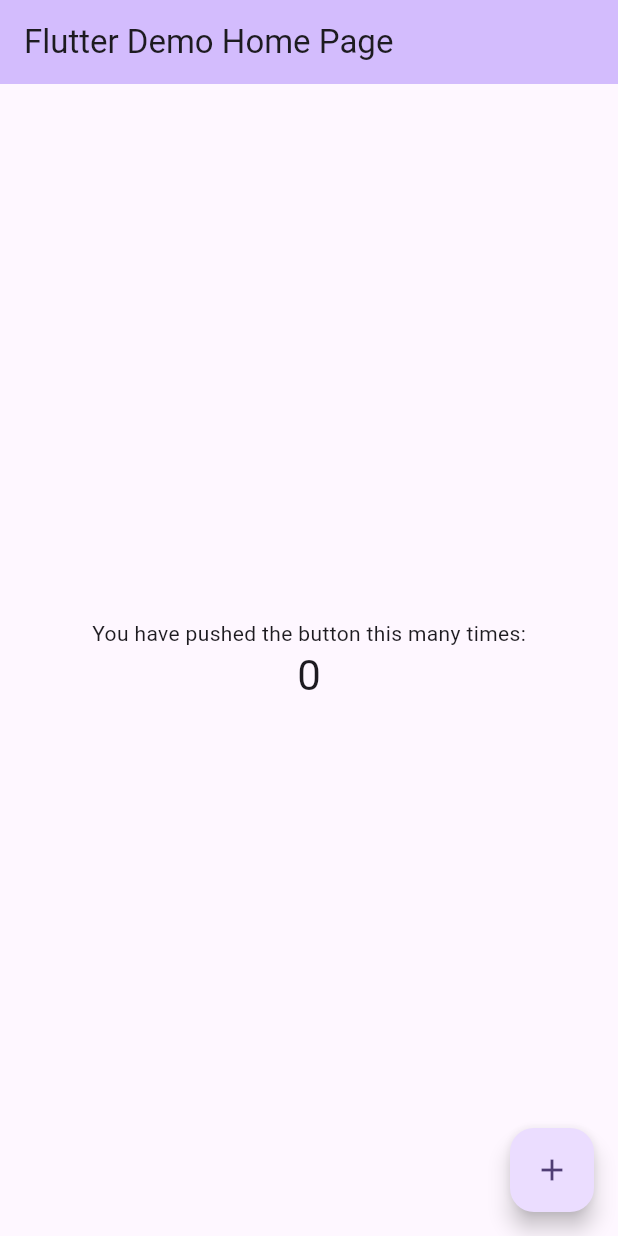
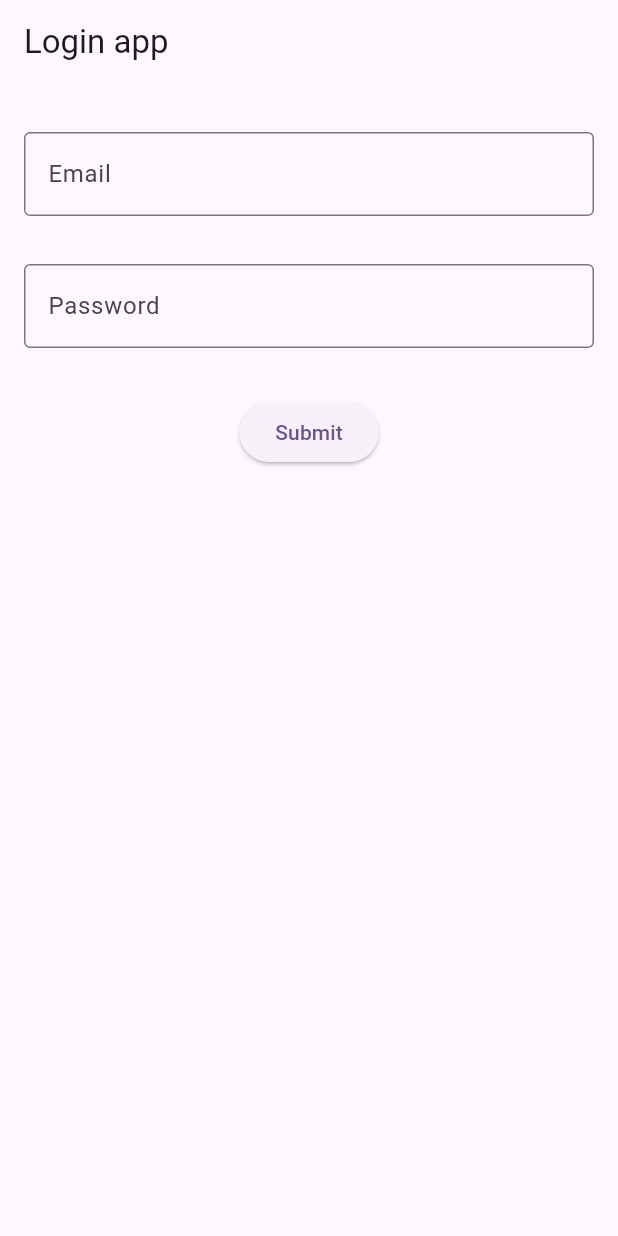
Before and after one commit to DhyeyShah794/loginapp, a Flutter app: the screen it shows after launch, on a phone screen of 412 x 824 dp. Run offline on Flutter 3.47's test engine with Material 2 defaults, Android fonts, the phone set to English and light mode, and no system bars.

Commit message:
Temp functionality

```diff
--- a/lib/main.dart
+++ b/lib/main.dart
@@ -7,119 +7,139 @@ void main() {
 class MyApp extends StatelessWidget {
   const MyApp({super.key});
 
-  // This widget is the root of your application.
   @override
   Widget build(BuildContext context) {
     return MaterialApp(
-      title: 'Flutter Demo',
+      title: 'Login App',
       theme: ThemeData(
-        // This is the theme of your application.
-        //
-        // TRY THIS: Try running your application with "flutter run". You'll see
-        // the application has a blue toolbar. Then, without quitting the app,
-        // try changing the seedColor in the colorScheme below to Colors.green
-        // and then invoke "hot reload" (save your changes or press the "hot
-        // reload" button in a Flutter-supported IDE, or press "r" if you used
-        // the command line to start the app).
-        //
-        // Notice that the counter didn't reset back to zero; the application
-        // state is not lost during the reload. To reset the state, use hot
-        // restart instead.
-        //
-        // This works for code too, not just values: Most code changes can be
-        // tested with just a hot reload.
         colorScheme: ColorScheme.fromSeed(seedColor: Colors.deepPurple),
         useMaterial3: true,
       ),
-      home: const MyHomePage(title: 'Flutter Demo Home Page'),
+      home: const Login(title: 'Login app'),
     );
   }
 }
 
-class MyHomePage extends StatefulWidget {
-  const MyHomePage({super.key, required this.title});
-
-  // This widget is the home page of your application. It is stateful, meaning
-  // that it has a State object (defined below) that contains fields that affect
-  // how it looks.
-
-  // This class is the configuration for the state. It holds the values (in this
-  // case the title) provided by the parent (in this case the App widget) and
-  // used by the build method of the State. Fields in a Widget subclass are
-  // always marked "final".
-
+class Login extends StatefulWidget {
+  const Login({super.key, required this.title});
   final String title;
 
   @override
-  State<MyHomePage> createState() => _MyHomePageState();
+  State<Login> createState() => _LoginState();
 }
 
-class _MyHomePageState extends State<MyHomePage> {
-  int _counter = 0;
-
-  void _incrementCounter() {
-    setState(() {
-      // This call to setState tells the Flutter framework that something has
-      // changed in this State, which causes it to rerun the build method below
-      // so that the display can reflect the updated values. If we changed
-      // _counter without calling setState(), then the build method would not be
-      // called again, and so nothing would appear to happen.
-      _counter++;
-    });
-  }
+class _LoginState extends State<Login> {
+  final _formKey = GlobalKey<FormState>();
+  TextEditingController emailController = TextEditingController();
+  TextEditingController passwordController = TextEditingController();
 
   @override
   Widget build(BuildContext context) {
-    // This method is rerun every time setState is called, for instance as done
-    // by the _incrementCounter method above.
-    //
-    // The Flutter framework has been optimized to make rerunning build methods
-    // fast, so that you can just rebuild anything that needs updating rather
-    // than having to individually change instances of widgets.
     return Scaffold(
       appBar: AppBar(
-        // TRY THIS: Try changing the color here to a specific color (to
-        // Colors.amber, perhaps?) and trigger a hot reload to see the AppBar
-        // change color while the other colors stay the same.
-        backgroundColor: Theme.of(context).colorScheme.inversePrimary,
-        // Here we take the value from the MyHomePage object that was created by
-        // the App.build method, and use it to set our appbar title.
         title: Text(widget.title),
       ),
-      body: Center(
-        // Center is a layout widget. It takes a single child and positions it
-        // in the middle of the parent.
-        child: Column(
-          // Column is also a layout widget. It takes a list of children and
-          // arranges them vertically. By default, it sizes itself to fit its
-          // children horizontally, and tries to be as tall as its parent.
-          //
-          // Column has various properties to control how it sizes itself and
-          // how it positions its children. Here we use mainAxisAlignment to
-          // center the children vertically; the main axis here is the vertical
-          // axis because Columns are vertical (the cross axis would be
-          // horizontal).
-          //
-          // TRY THIS: Invoke "debug painting" (choose the "Toggle Debug Paint"
-          // action in the IDE, or press "p" in the console), to see the
-          // wireframe for each widget.
-          mainAxisAlignment: MainAxisAlignment.center,
-          children: <Widget>[
-            const Text(
-              'You have pushed the button this many times:',
-            ),
-            Text(
-              '$_counter',
-              style: Theme.of(context).textTheme.headlineMedium,
-            ),
-          ],
+      body: Form(
+        key: _formKey,
+        child: Padding(
+          padding: const EdgeInsets.symmetric(horizontal: 8, vertical: 16),
+          child: Column(
+            crossAxisAlignment: CrossAxisAlignment.center,
+            children: [
+              Padding(
+                padding:
+                    const EdgeInsets.symmetric(horizontal: 8, vertical: 16),
+                child: TextFormField(
+                  controller: emailController,
+                  decoration: const InputDecoration(
+                      border: OutlineInputBorder(), labelText: "Email"),
+                  validator: (value) {
+                    if (value == null || value.isEmpty) {
+                      return 'Please enter your email';
+                    }
+                    return null;
+                  },
+                ),
+              ),
+              Padding(
+                padding:
+                    const EdgeInsets.symmetric(horizontal: 8, vertical: 16),
+                child: TextFormField(
+                  controller: passwordController,
+                  obscureText: true,
+                  decoration: const InputDecoration(
+                      border: OutlineInputBorder(), labelText: "Password"),
+                  validator: (value) {
+                    if (value == null || value.isEmpty) {
+                      return 'Please enter your password';
+                    }
+                    return null;
+                  },
+                ),
+              ),
+              Padding(
+                padding:
+                    const EdgeInsets.symmetric(horizontal: 8, vertical: 16.0),
+                child: Center(
+                  child: ElevatedButton(
+                    onPressed: () {
+                      if (_formKey.currentState!.validate()) {
+                        if (emailController.text == "t" &&
+                            passwordController.text == "t") {
+                          Navigator.push(
+                            context,
+                            MaterialPageRoute(
+                                builder: (context) => HomePage(
+                                      email: emailController.text,
+                                    )),
+                          );
+                        } else {
+                          ScaffoldMessenger.of(context).showSnackBar(
+                            const SnackBar(
+                                content: Text('Invalid Credentials')),
+                          );
+                        }
+                      } else {
+                        ScaffoldMessenger.of(context).showSnackBar(
+                          const SnackBar(content: Text('Please fill input')),
+                        );
+                      }
+                    },
+                    child: const Text('Submit'),
+                  ),
+                ),
+              ),
+            ],
+          ),
         ),
       ),
-      floatingActionButton: FloatingActionButton(
-        onPressed: _incrementCounter,
-        tooltip: 'Increment',
-        child: const Icon(Icons.add),
-      ), // This trailing comma makes auto-formatting nicer for build methods.
     );
   }
 }
+
+class HomePage extends StatelessWidget {
+  const HomePage({super.key, required this.email});
+
+  final String email;
+
+  @override
+  Widget build(BuildContext context) {
+    return Scaffold(
+        appBar: AppBar(
+          title: const Text('Home Page'),
+        ),
+        body: Column(
+          children: [
+            Text(email),
+            Center(
+              child: ElevatedButton(
+                onPressed: () {
+                  Navigator.pop(context);
+                },
+                child: const Text("Go back!"),
+              ),
+            ),
+          ],
+        ));
+  }
+}
```
